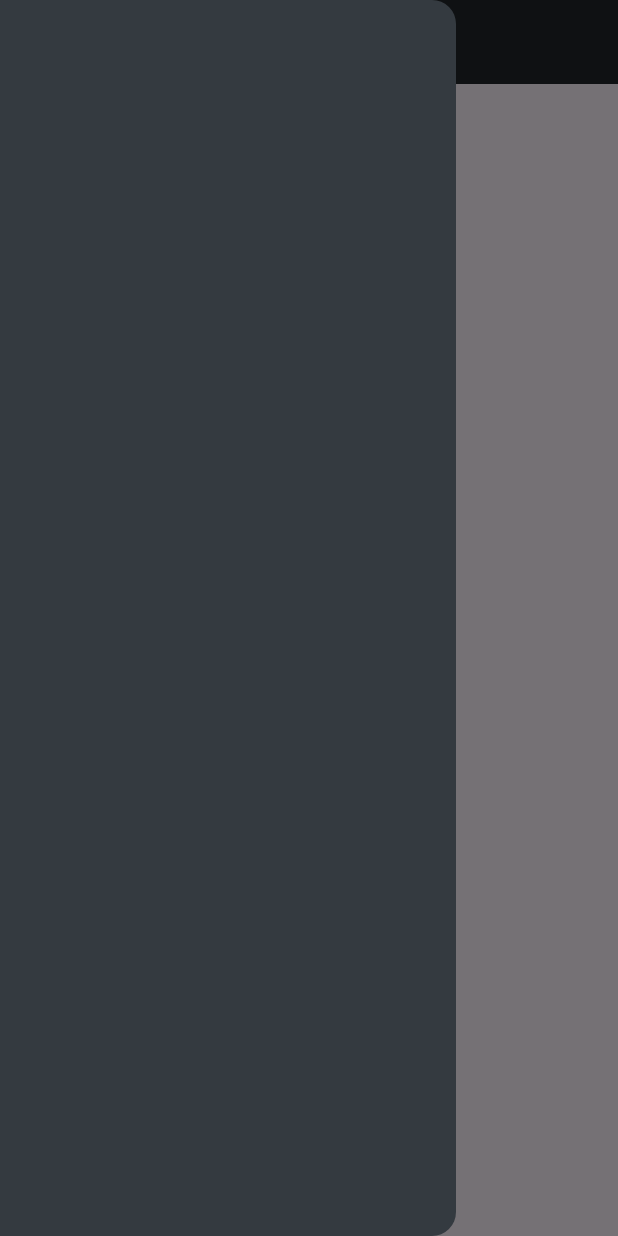
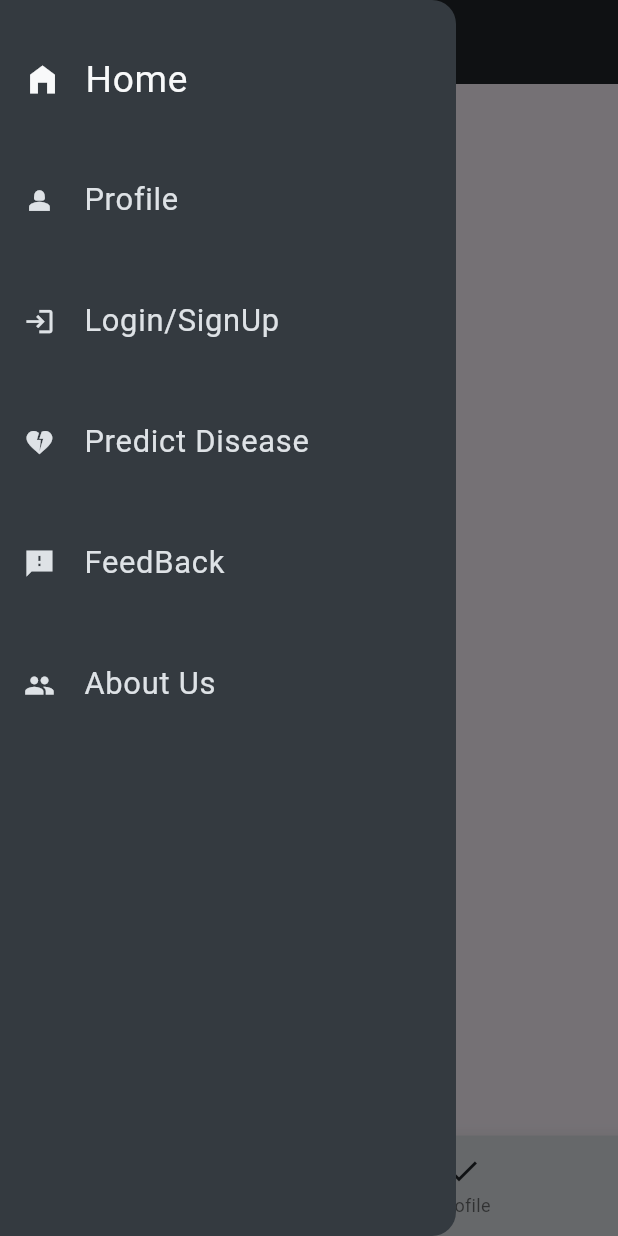
Before and after one commit to Samarth-09/SmartDaignoseHub, a Flutter app: the userProfile screen opened by its route, with the side drawer open, on a phone screen of 412 x 824 dp. Run offline on Flutter 3.47's test engine with Material 3 defaults, Android fonts, the phone set to English and light mode, and no system bars; our stand-ins replace dio, flutter_bloc, google_fonts, shared_preferences, video_player; accounts and stored records are empty; network calls fail; Roboto replaces fonts that are missing (Gowun Dodum).

Commit message:
[Updated/Added]: info routes updated and global varaibles are added

```diff
--- /dev/null
+++ b/dieases_prediction/lib/commonWidgets.dart
@@ -0,0 +1,88 @@
+import 'package:dieases_prediction/globalVariables.dart';
+import 'package:dieases_prediction/routes.dart';
+import 'package:flutter/material.dart';
+import 'package:google_fonts/google_fonts.dart';
+
+class commonWidgets {
+  static var current = 0;
+  static var l = [
+    "Home",
+    "Profile",
+    "Login/SignUp",
+    "Predict Disease",
+    "FeedBack",
+    "About Us"
+  ];
+  static var i = [
+    Icons.home_filled,
+    Icons.person_2_sharp,
+    Icons.login,
+    Icons.heart_broken,
+    Icons.feedback_sharp,
+    Icons.group
+  ];
+  static var r = [
+    routes.welcome,
+    routes.userProfile,
+    routes.login,
+    routes.selectDisease
+  ];
+  static Widget drawer(double w, double h) {
+    return Drawer(
+      backgroundColor: globalVariables.dark2,
+      // elevation: 10,
+      child: ListView.builder(
+        itemCount: l.length,
+        itemBuilder: (context, index) => InkWell(
+          onTap: () async {
+            current = index;
+            var res = await globalVariables.chechTokenPresence(context);
+            if (res == 1) {
+              await Navigator.pushNamed(context, r[index % 4]);
+            } else {
+              ScaffoldMessenger.of(context).showSnackBar(SnackBar(
+                  backgroundColor: globalVariables.light1,
+                  content: Text("Login first",
+                      style: GoogleFonts.getFont("Gowun Dodum").copyWith(
+                          fontSize: (w / 100) * 5,
+                          color: globalVariables.dark1))));
+              await Navigator.pushNamed(context, routes.login);
+            }
+          },
+          child: Container(
+              margin: EdgeInsets.only(top: (h / 100) * 3),
+              // height: (h / 100) * 10,
+              child: Column(children: [
+                ListTile(
+                    leading: Icon(i[index],
+                        size:
+                            (current == index) ? (w / 100) * 6 : (w / 100) * 5,
+                        color: (current == index)
+                            ? globalVariables.light3
+                            : globalVariables.light1),
+                    title: Text(
+                      l[index],
+                      style: GoogleFonts.getFont("Gowun Dodum").copyWith(
+                          fontSize: (current == index)
+                              ? (w / 100) * 6
+                              : (w / 100) * 5,
+                          color: (current == index)
+                              ? globalVariables.light3
+                              : globalVariables.light1),
+                    )),
+                // Divider(thickness: 2, color: globalVariables.light2)
+              ])),
+        ),
+      ),
+    );
+  }
+
+  static AppBar appBar(double w) {
+    return AppBar(
+        elevation: 0,
+        iconTheme:
+            IconThemeData(color: globalVariables.light1, size: (w / 100) * 6),
+        backgroundColor: globalVariables.dark1 //Color.fromARGB(0, 0, 0, 0),
+        );
+  }
+}
--- a/dieases_prediction/lib/globalVariables.dart
+++ b/dieases_prediction/lib/globalVariables.dart
@@ -1,7 +1,14 @@
+import 'package:flutter/material.dart';
 import 'package:shared_preferences/shared_preferences.dart';
+// import './routes.dart';
 
 class globalVariables {
   static String token = "";
+  static Color light1 = const Color.fromARGB(255, 222, 226, 230),
+      light2 = const Color.fromARGB(200, 222, 226, 230),
+      light3 = const Color.fromARGB(255, 248, 249, 250),
+      dark1 = const Color.fromARGB(255, 33, 37, 41),
+      dark2 = const Color.fromARGB(255, 52, 58, 64);
   static void storeToken(t) async {
     SharedPreferences prefs = await SharedPreferences.getInstance();
     prefs.setString("token", t);
@@ -12,4 +19,13 @@ class globalVariables {
     SharedPreferences prefs = await SharedPreferences.getInstance();
     token = prefs.getString("token") ?? "";
   }
+
+  static Future<int> chechTokenPresence(context) async {
+    await globalVariables.setToken();
+    if (globalVariables.token != "") {
+      return 1;
+    } else {
+      return 0;
+    }
+  }
 }
--- a/dieases_prediction/lib/screens/userProfile.dart
+++ b/dieases_prediction/lib/screens/userProfile.dart
@@ -1,5 +1,7 @@
+import 'package:dieases_prediction/commonWidgets.dart';
 import 'package:dieases_prediction/cubits/userProfile/userProfileCubit.dart';
 import 'package:dieases_prediction/cubits/userProfile/userProfileState.dart';
+import 'package:dieases_prediction/globalVariables.dart';
 import 'package:flutter/material.dart';
 import 'package:flutter_bloc/flutter_bloc.dart';
 import 'package:google_fonts/google_fonts.dart';
@@ -17,35 +19,24 @@ class _userProfileState extends State<userProfile> {
     double w = MediaQuery.of(context).size.width,
         h = MediaQuery.of(context).size.height;
     return Scaffold(
-      appBar: AppBar(
-        elevation: 0,
-        iconTheme: IconThemeData(
-            color: const Color.fromARGB(255, 222, 226, 230),
-            size: (w / 100) * 6),
-        backgroundColor: const Color.fromARGB(255, 33, 37, 41),
-      ),
-      drawer: Drawer(
-          backgroundColor: const Color.fromARGB(255, 52, 58, 64),
-          // elevation: 10,
-          child: ListView(children: const [])),
-      // bottomNavigationBar: BottomNavigationBar(
-      //   // type: BottomNavigationBarType.shifting,
-      //     elevation: 10,
-      //     backgroundColor: const Color.fromARGB(255, 222, 226, 230),
-      //     items: [
-      //       BottomNavigationBarItem(
-      //           label: 'Profile',
-      //           //backgroundColor: Colors.amber,
-      //           activeIcon: Icon(Icons.person_2_outlined,
-      //               size: (w / 100) * 8,
-      //               color: const Color.fromARGB(255, 33, 37, 41)),
-      //           icon: Icon(Icons.person_2_outlined,
-      //               color: const Color.fromARGB(255, 33, 37, 41))),
-      //       BottomNavigationBarItem(
-      //           label: 'Profile',
-      //           icon: Icon(Icons.check,
-      //               color: const Color.fromARGB(255, 33, 37, 41)))
-      //     ]),
+      appBar: commonWidgets.appBar(w),
+      drawer: commonWidgets.drawer(w, h),
+      bottomNavigationBar: BottomNavigationBar(
+          // type: BottomNavigationBarType.shifting,
+          elevation: 10,
+          backgroundColor: globalVariables.light1,
+          items: [
+            BottomNavigationBarItem(
+                label: 'Profile',
+                //backgroundColor: Colors.amber,
+                activeIcon: Icon(Icons.person_2_outlined,
+                    size: (w / 100) * 8, color: globalVariables.dark1),
+                icon: Icon(Icons.person_2_outlined,
+                    color: globalVariables.dark1)),
+            BottomNavigationBarItem(
+                label: 'Profile',
+                icon: Icon(Icons.check, color: globalVariables.dark1))
+          ]),
       body: BlocProvider(
           create: (context) => userProfileCubit(),
           child: BlocBuilder<userProfileCubit, userProfileState>(
@@ -56,7 +47,7 @@ class _userProfileState extends State<userProfile> {
                   //alignment: Alignment.center,
                   width: w,
                   height: h,
-                  color: const Color.fromARGB(255, 33, 37, 41),
+                  color: globalVariables.dark1,
                   child: SingleChildScrollView(
                       child: Column(
                           crossAxisAlignment: CrossAxisAlignment.start,
@@ -95,7 +86,7 @@ class _userProfileState extends State<userProfile> {
                             state.email,
                             textAlign: TextAlign.right,
                             style: GoogleFonts.getFont("Gowun Dodum").copyWith(
-                                color: const Color.fromARGB(200, 222, 226, 230),
+                                color: globalVariables.light2,
                                 fontSize: (w / 100) * 6,
                                 fontWeight: FontWeight.bold),
                           ),
@@ -105,7 +96,7 @@ class _userProfileState extends State<userProfile> {
                           child: Text(
                             "Past Diagnoses",
                             style: GoogleFonts.getFont("Gowun Dodum").copyWith(
-                                color: const Color.fromARGB(255, 222, 226, 230),
+                                color: globalVariables.light1,
                                 fontSize: (w / 100) * 5),
                           ),
                         ),
```
Also changed, not shown: dieases_prediction/lib/Api/ApiHandler.dart (+2 -5 lines), dieases_prediction/lib/screens/login.dart (+15 -8 lines), dieases_prediction/lib/screens/solution.dart (+8 -14 lines), dieases_prediction/lib/screens/welcome.dart (+13 -18 lines), 1 other file.
